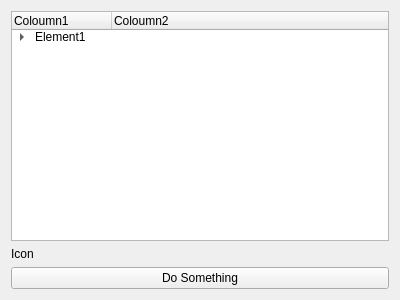
Before: the Qt Designer form doc/example_plugin/cal_example_plugin/example.ui in goszpeti/conan_explorer, drawn with Qt 5.
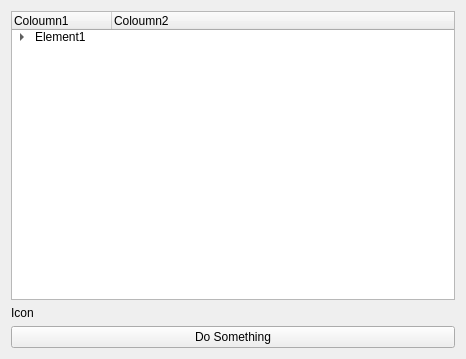
After: the same form once the commit is applied.

Commit message: Fix example plugin

The edit to the form file:
```diff
--- a/doc/example_plugin/cal_example_plugin/example.ui
+++ b/doc/example_plugin/cal_example_plugin/example.ui
@@ -6,8 +6,8 @@
    <rect>
     <x>0</x>
     <y>0</y>
-    <width>400</width>
-    <height>300</height>
+    <width>466</width>
+    <height>359</height>
    </rect>
   </property>
   <property name="windowTitle">
@@ -16,6 +16,12 @@
   <layout class="QVBoxLayout" name="verticalLayout">
    <item>
     <widget class="QTreeWidget" name="tree_widget">
+     <property name="sizePolicy">
+      <sizepolicy hsizetype="MinimumExpanding" vsizetype="MinimumExpanding">
+       <horstretch>0</horstretch>
+       <verstretch>0</verstretch>
+      </sizepolicy>
+     </property>
      <column>
       <property name="text">
        <string>Coloumn1</string>
```
The commit also changes 3 other files.
